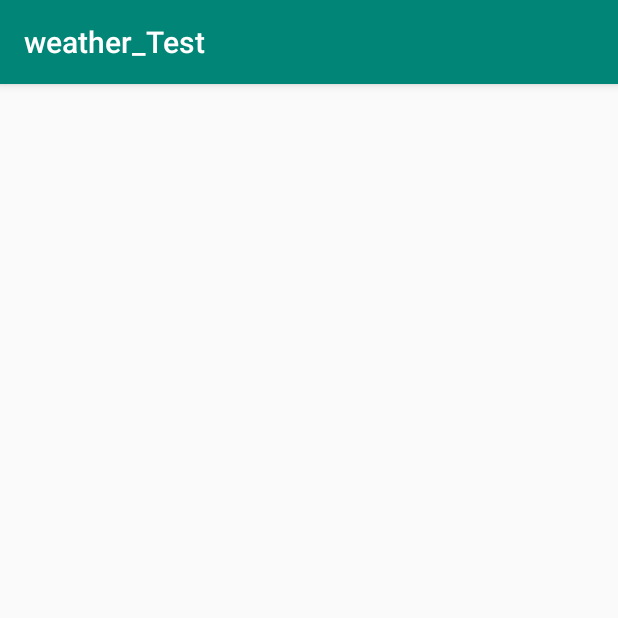
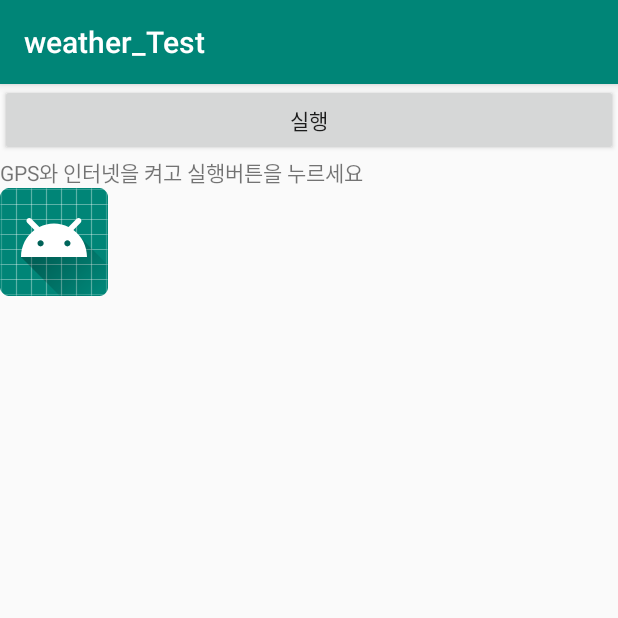
Before and after one commit to sskk9292/Mobi, an Android app: the screen it shows after launch (MainActivity), on a phone screen of 412 x 824 dp, the top half of it. Run offline under Robolectric (Android 15) with nearby library versions, the phone set to English and light mode, and no system bars.

Commit message:
날씨어플 테스트 ver.2
gps, 버튼, 아이콘(임시) 추가

```diff
--- a/weather_Test/app/src/main/AndroidManifest.xml
+++ b/weather_Test/app/src/main/AndroidManifest.xml
@@ -4,6 +4,8 @@
 
     <uses-permission android:name="android.permission.INTERNET" />
     <uses-permission android:name="android.permission.ACCESS_NETWORK_STATE" />
+    <uses-permission android:name="android.permission.ACCESS_FINE_LOCATION"/>
+    <uses-permission android:name="android.permission.ACCESS_COARSE_LOCATION"/>
 
     <application
         android:allowBackup="true"
--- a/weather_Test/app/src/main/java/com/example/weather_test/ForeCastManager.java
+++ b/weather_Test/app/src/main/java/com/example/weather_test/ForeCastManager.java
@@ -98,7 +98,8 @@ public class ForeCastManager extends Thread{
 
 
 
-    @Override    public void run() {
+    @Override
+    public void run() {
         super.run();
         if (android.os.Build.VERSION.SDK_INT > 9) {
             StrictMode.ThreadPolicy policy = new StrictMode.ThreadPolicy.Builder().permitAll().build();
--- a/weather_Test/app/src/main/java/com/example/weather_test/MainActivity.java
+++ b/weather_Test/app/src/main/java/com/example/weather_test/MainActivity.java
@@ -2,23 +2,30 @@
 package com.example.weather_test;
 
 import androidx.appcompat.app.AppCompatActivity;
+import androidx.core.app.ActivityCompat;
 
+import android.Manifest;
 import android.content.ContentValues;
+import android.content.Context;
+import android.content.pm.PackageManager;
+import android.location.Location;
+import android.location.LocationListener;
+import android.location.LocationManager;
 import android.os.Bundle;
 import android.os.Handler;
 import android.os.Message;
+import android.view.View;
 import android.widget.TextView;
 
 import java.util.ArrayList;
 
-public class MainActivity extends AppCompatActivity {
+public class MainActivity extends AppCompatActivity implements LocationListener {
     public static final int THREAD_HANDLER_SUCCESS_INFO = 1;
     TextView tv_WeatherInfo;
 
     ForeCastManager mForeCast;
 
-    String lon = "128.3910799"; // 좌표 설정
-    String lat = "36.1444292";  // 좌표 설정
+    private LocationManager locationManager;
     MainActivity mThis;
     ArrayList<ContentValues> mWeatherData;
     ArrayList<WeatherInfo> mWeatherInfomation;
@@ -28,16 +35,43 @@ public class MainActivity extends AppCompatActivity {
     protected void onCreate(Bundle savedInstanceState) {
         super.onCreate(savedInstanceState);
         setContentView(R.layout.activity_main);
-        Initialize();
+        if (ActivityCompat.checkSelfPermission(this, Manifest.permission.ACCESS_FINE_LOCATION)
+                != PackageManager.PERMISSION_GRANTED
+                && ActivityCompat.checkSelfPermission(this, Manifest.permission.ACCESS_COARSE_LOCATION)
+                != PackageManager.PERMISSION_GRANTED) {
+            if (ActivityCompat.shouldShowRequestPermissionRationale(this, Manifest.permission.ACCESS_FINE_LOCATION)
+                    && ActivityCompat.shouldShowRequestPermissionRationale(this, Manifest.permission.ACCESS_COARSE_LOCATION)) {
+                ActivityCompat.requestPermissions(this, new String[]{Manifest.permission.ACCESS_FINE_LOCATION, Manifest.permission.ACCESS_COARSE_LOCATION}, 100);
+                return;
+            } else {
+                ActivityCompat.requestPermissions(this, new String[]{Manifest.permission.ACCESS_FINE_LOCATION, Manifest.permission.ACCESS_COARSE_LOCATION}, 100);
+                return;
+            }
+        }
     }
 
-    public void Initialize()
-    {
-        tv_WeatherInfo = (TextView)findViewById(R.id.tv_WeatherInfo);
-        mWeatherInfomation = new ArrayList<>();
-        mThis = this;
-        mForeCast = new ForeCastManager(lon,lat,mThis);
-        mForeCast.run();
+    public void Initialize() {
+        locationManager = (LocationManager) getSystemService(Context.LOCATION_SERVICE);
+        if (checkSelfPermission(Manifest.permission.ACCESS_FINE_LOCATION) != PackageManager.PERMISSION_GRANTED && checkSelfPermission(Manifest.permission.ACCESS_COARSE_LOCATION) != PackageManager.PERMISSION_GRANTED) {
+            // TODO: Consider calling
+            //    Activity#requestPermissions
+            // here to request the missing permissions, and then overriding
+            //   public void onRequestPermissionsResult(int requestCode, String[] permissions,
+            //                                          int[] grantResults)
+            // to handle the case where the user grants the permission. See the documentation
+            // for Activity#requestPermissions for more details.
+            return;
+        }
+        Location location = locationManager.getLastKnownLocation(LocationManager.GPS_PROVIDER);
+        if(location != null) {
+            String lon = Double.toString(location.getLongitude());
+            String lat = Double.toString(location.getLatitude());
+            tv_WeatherInfo = (TextView) findViewById(R.id.tv_WeatherInfo);
+            mWeatherInfomation = new ArrayList<>();
+            mThis = this;
+            mForeCast = new ForeCastManager(lon, lat, mThis);
+            mForeCast.run();
+        }
     }
 
     public String PrintValue() {
@@ -107,4 +141,28 @@ public class MainActivity extends AppCompatActivity {
             }
         }
     };
+
+    @Override
+    public void onLocationChanged(Location location) {
+
+    }
+
+    @Override
+    public void onStatusChanged(String s, int i, Bundle bundle) {
+
+    }
+
+    @Override
+    public void onProviderEnabled(String s) {
+
+    }
+
+    @Override
+    public void onProviderDisabled(String s) {
+
+    }
+
+    public void onClickButton(View view) {
+        Initialize();
+    }
 }
--- a/weather_Test/app/src/main/res/layout/activity_main.xml
+++ b/weather_Test/app/src/main/res/layout/activity_main.xml
@@ -1,14 +1,30 @@
 <?xml version="1.0" encoding="utf-8"?>
-<ScrollView xmlns:android="http://schemas.android.com/apk/res/android"
+<LinearLayout xmlns:android="http://schemas.android.com/apk/res/android"
     xmlns:tools="http://schemas.android.com/tools"
     android:layout_width="match_parent"
     android:layout_height="match_parent"
-    tools:context=".MainActivity">
+    xmlns:app="http://schemas.android.com/apk/res-auto"
+    tools:context=".MainActivity"
+    android:orientation="vertical">
+
+    <Button
+        android:id="@+id/button"
+        android:layout_width="match_parent"
+        android:layout_height="wrap_content"
+        android:text="실행"
+        android:onClick="onClickButton"/>
 
     <TextView
         android:id = "@+id/tv_WeatherInfo"
-        android:text="hello_world"
+        android:text="GPS와 인터넷을 켜고 실행버튼을 누르세요"
         android:layout_width="wrap_content"
         android:layout_height="wrap_content" />
 
-</ScrollView>
+    <ImageView
+        android:id="@+id/imageView"
+        android:layout_width="wrap_content"
+        android:layout_height="wrap_content"
+        app:srcCompat="@mipmap/ic_launcher"/>
+
+
+</LinearLayout>
```
